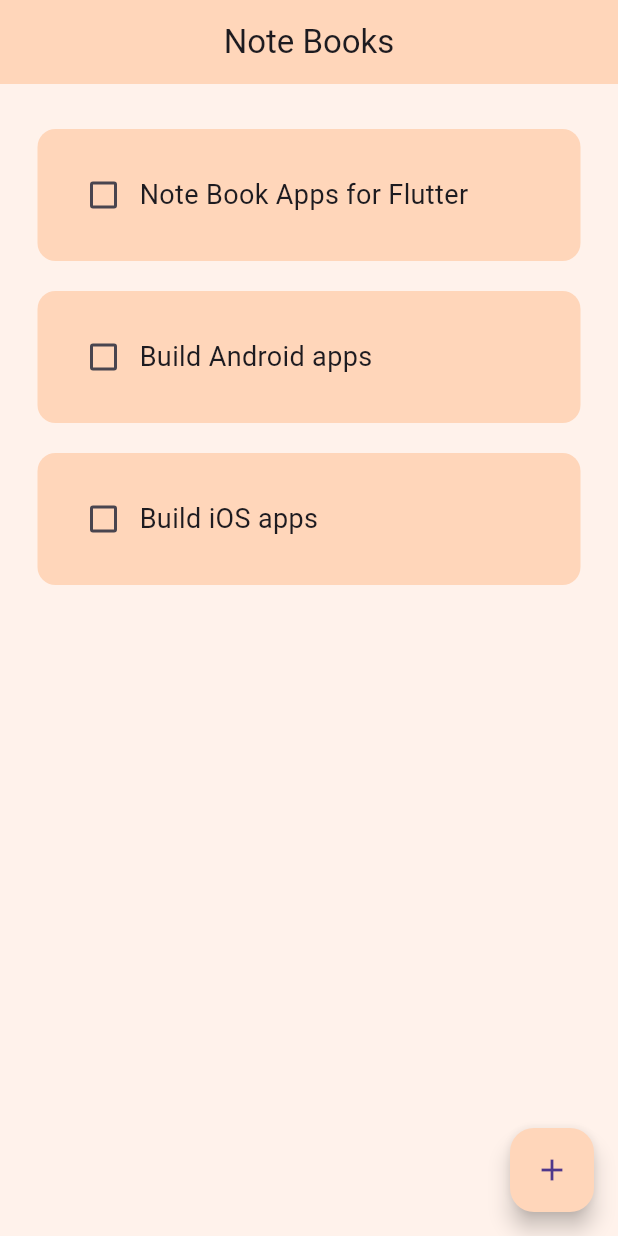
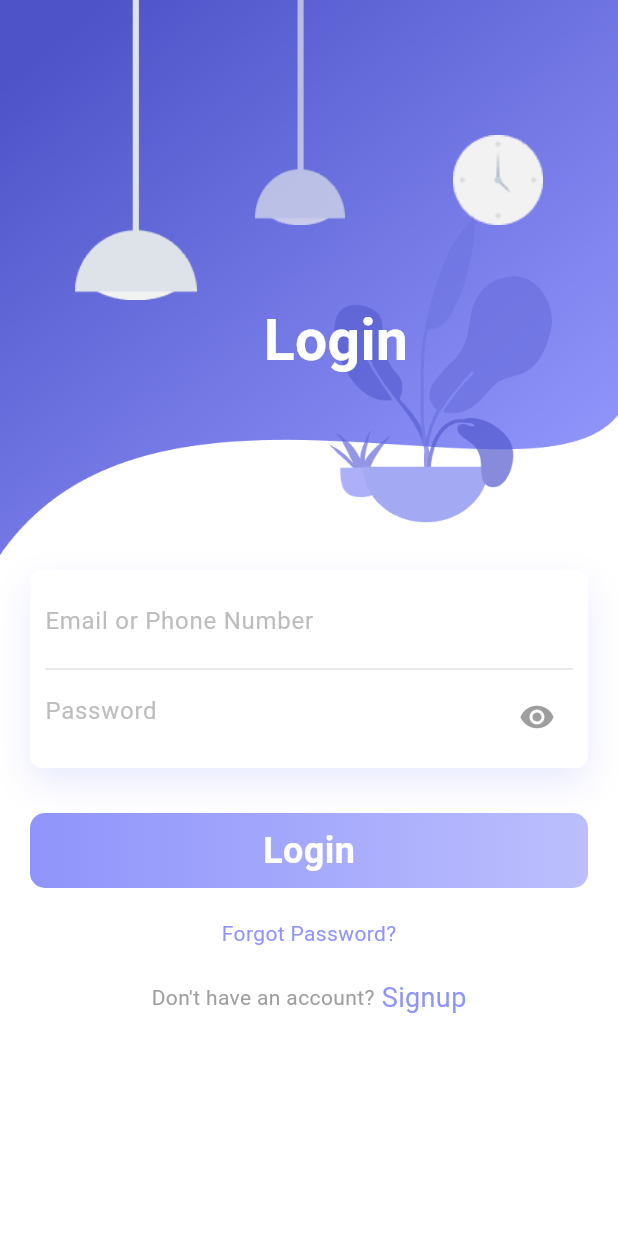
Before and after one commit to meredwan/LWN_Al_Project, a Flutter app: the screen it shows after launch, on a phone screen of 412 x 824 dp. Run offline on Flutter 3.47's test engine with Material 3 defaults, Android fonts, the phone set to English and light mode, and no system bars; drawn by our look-alikes of flutter_slidable.

Commit message:
first Commit

```diff
--- /dev/null
+++ b/lib/app.dart
@@ -0,0 +1,20 @@
+import 'package:assignment/screens/Login_page.dart';
+import 'package:flutter/material.dart';
+
+class LogInApp extends StatelessWidget {
+  const LogInApp({super.key});
+
+  @override
+  Widget build(BuildContext context) {
+    return MaterialApp(
+      theme: ThemeData(
+        inputDecorationTheme: InputDecorationTheme(
+          border: InputBorder.none,
+          hintStyle: TextStyle(color: Colors.grey[400]),
+        ),
+      ),
+      debugShowCheckedModeBanner: false,
+      home: LoginPage(),
+    );
+  }
+}
--- a/lib/main.dart
+++ b/lib/main.dart
@@ -1,7 +1,6 @@
-
-import 'package:assignment/notebook_app.dart';
+import 'package:assignment/app.dart';
 import 'package:flutter/material.dart';
 
 void main() {
-  runApp(const NoteBook());
+  runApp(const LogInApp());
 }
--- a/lib/notebook_app.dart
+++ /dev/null
@@ -1,11 +0,0 @@
-import 'package:assignment/screens/home_view.dart';
-import 'package:flutter/material.dart';
-
-class NoteBook extends StatelessWidget {
-  const NoteBook({super.key});
-
-  @override
-  Widget build(BuildContext context) {
-    return MaterialApp(home: HomeView(), debugShowCheckedModeBanner: false);
-  }
-}
--- /dev/null
+++ b/lib/screens/Login_page.dart
@@ -0,0 +1,168 @@
+import 'package:flutter/material.dart';
+
+class LoginPage extends StatefulWidget {
+  const LoginPage({super.key});
+
+  @override
+  State<LoginPage> createState() => _LoginPageState();
+}
+
+class _LoginPageState extends State<LoginPage> {
+  bool Isvisibility = true;
+
+  @override
+  Widget build(BuildContext context) {
+    return Scaffold(
+      backgroundColor: Colors.white,
+      body: SingleChildScrollView(
+        child: Column(
+          children: [
+            _buildStackImage(),
+            _buildTextFild(),
+            _LogingButton(),
+            Text(
+              "Forgot Password?",
+              style: TextStyle(color: Color.fromRGBO(143, 148, 251, 1)),
+            ),
+            SizedBox(height: 20),
+            Row(
+              mainAxisAlignment: MainAxisAlignment.center,
+              children: [
+                Row(
+                  children: [
+                    Text(
+                      "Don't have an account?",
+                      style: TextStyle(color: Colors.grey),
+                    ),
+                  ],
+                ),
+                Row(
+                  children: [
+                    Text(
+                      " Signup",
+                      style: TextStyle(
+                        color: Color.fromRGBO(143, 148, 251, 1),
+                        fontSize: 18,
+                      ),
+                    ),
+                  ],
+                ),
+              ],
+            ),
+          ],
+        ),
+      ),
+    );
+  }
+
+  Widget _LogingButton() {
+    return Container(
+      margin: EdgeInsets.all(20),
+      padding: EdgeInsets.all(5),
+      height: 50,
+      decoration: BoxDecoration(
+        borderRadius: BorderRadius.circular(10),
+        gradient: LinearGradient(
+          colors: [
+            Color.fromRGBO(143, 148, 251, 1),
+            Color.fromRGBO(143, 148, 251, .6),
+          ],
+        ),
+      ),
+      child: Center(
+        child: Text(
+          "Login",
+          style: TextStyle(
+            fontSize: 24,
+            color: Colors.white,
+            fontWeight: FontWeight.bold,
+          ),
+        ),
+      ),
+    );
+  }
+
+  Widget _buildTextFild() {
+    return Padding(
+      padding: EdgeInsets.symmetric(horizontal: 20, vertical: 10),
+      child: Container(
+        padding: EdgeInsets.all(10),
+        decoration: BoxDecoration(
+          color: Colors.white,
+          borderRadius: BorderRadius.circular(8),
+          boxShadow: [
+            BoxShadow(
+              color: Color.fromRGBO(143, 148, 251, .2),
+              blurRadius: 20.0,
+              offset: Offset(0, 10),
+            ),
+          ],
+        ),
+        child: Column(
+          children: [
+            TextFormField(
+              decoration: InputDecoration(hintText: "Email or Phone Number"),
+            ),
+            Divider(thickness: 0.5),
+            TextFormField(
+              obscureText: true,
+              decoration: InputDecoration(
+                suffixIcon: Icon(Icons.visibility, color: Colors.grey),
+                hintText: "Password",
+              ),
+            ),
+          ],
+        ),
+      ),
+    );
+  }
+
+  Widget _buildStackImage() {
+    return Stack(
+      children: [
+        Container(
+          height: 370,
+          width: double.infinity,
+          decoration: BoxDecoration(
+            image: DecorationImage(
+              image: AssetImage("assets/images/background.png"),
+              fit: BoxFit.fill,
+            ),
+          ),
+        ),
+        Positioned(
+          height: 200,
+          left: 50,
+          child: Image(image: AssetImage("assets/images/light-1.png")),
+        ),
+        Positioned(
+          height: 150,
+          left: 170,
+          child: Image(image: AssetImage("assets/images/light-2.png")),
+        ),
+        Positioned(
+          height: 60,
+          width: 60,
+          right: 50,
+          top: 90,
+          child: Image(
+            image: AssetImage("assets/images/clock.png"),
+            fit: BoxFit.fill,
+          ),
+        ),
+        Positioned(
+          right: 140,
+          top: 200,
+          child: Text(
+            "Login",
+            style: TextStyle(
+              fontSize: 38,
+              color: Colors.white,
+              fontWeight: FontWeight.bold,
+            ),
+          ),
+        ),
+      ],
+    );
+  }
+}
--- a/lib/screens/home_view.dart
+++ /dev/null
@@ -1,101 +0,0 @@
-import 'package:assignment/screens/noteBook_list.dart';
-import 'package:assignment/widgets/alert_dialog.dart';
-import 'package:flutter/material.dart';
-
-class HomeView extends StatefulWidget {
-  const HomeView({super.key});
-
-  @override
-  State<HomeView> createState() => _HomeViewState();
-}
-
-class _HomeViewState extends State<HomeView> {
-  TextEditingController newTaskController = TextEditingController();
-  List toDo_List = [
-    ["Note Book Apps for Flutter", false],
-    ["Build Android apps", false],
-    ["Build iOS apps", false],
-  ];
-
-  void checkedboxChanged(bool? value, int index) {
-    setState(() {
-      toDo_List[index][1] = !toDo_List[index][1];
-    });
-  }
-
-  void clearTextField() {
-    newTaskController.clear();
-  }
-
-  void saveTask() {
-    if (newTaskController.text.trim().isEmpty) {
-      ScaffoldMessenger.of(context).showSnackBar(
-        SnackBar(
-          backgroundColor: Color(0XFFFFD6BA),
-          content: Text(
-            "Task cannot be empty",
-            style: TextStyle(color: Colors.black),
-          ),
-        ),
-      );
-      Navigator.of(context).pop();
-    } else {
-      setState(() {
-        toDo_List.add([newTaskController.text.trim(), false]);
-      });
-      Navigator.of(context).pop();
-      clearTextField();
-    }
-  }
-
-  void createNewTask() {
-    showDialog(
-      context: context,
-      builder: (context) {
-        return Dialogbox(
-          controller: newTaskController,
-          save: saveTask,
-          cancel: () => Navigator.pop(context),
-        );
-      },
-    );
-  }
-
-  void deleteTask(int index) {
-    setState(() {
-      toDo_List.removeAt(index);
-    });
-  }
-
-  @override
-  Widget build(BuildContext context) {
-    return Scaffold(
-      backgroundColor: Color(0XFFFFF2EB),
-      appBar: AppBar(
-        backgroundColor: Color(0XFFFFD6BA),
-        title: Text("Note Books"),
-        centerTitle: true,
-        elevation: 0,
-      ),
-      body: Padding(
-        padding: const EdgeInsets.symmetric(horizontal: 15, vertical: 20),
-        child: ListView.builder(
-          itemCount: toDo_List.length,
-          itemBuilder: (context, index) {
-            return NotebookList(
-              taskName: toDo_List[index][0],
-              taskCompleted: toDo_List[index][1],
-              onChange: (value) => checkedboxChanged(value, index),
-              delete: (p0) => deleteTask(index),
-            );
-          },
-        ),
-      ),
-      floatingActionButton: FloatingActionButton(
-        backgroundColor: Color(0XFFFFD6BA),
-        onPressed: createNewTask,
-        child: Icon(Icons.add),
-      ),
-    );
-  }
-}
--- a/lib/screens/noteBook_list.dart
+++ /dev/null
@@ -1,66 +0,0 @@
-import 'package:flutter/material.dart';
-import 'package:flutter_slidable/flutter_slidable.dart';
-
-class NotebookList extends StatelessWidget {
-  final String taskName;
-  final bool taskCompleted;
-  final Function(bool?)? onChange;
-  final Function(BuildContext)? delete;
-
-  const NotebookList({
-    super.key,
-    required this.taskName,
-    required this.taskCompleted,
-    required this.onChange,
-    required this.delete,
-  });
-
-  @override
-  Widget build(BuildContext context) {
-    return Slidable(
-      endActionPane: ActionPane(
-        motion: StretchMotion(),
-        children: [
-          SlidableAction(
-            foregroundColor: Colors.white,
-            label: "delete",
-            onPressed: delete,
-            flex: 1,
-            icon: Icons.delete_outline,
-            backgroundColor: Colors.red,
-            borderRadius: BorderRadius.circular(20),
-          ),
-        ],
-      ),
-      child: Container(
-        margin: EdgeInsets.all(10),
-        padding: EdgeInsets.all(20),
-        decoration: BoxDecoration(
-          borderRadius: BorderRadius.circular(12),
-          color: Color(0XFFFFD6BA),
-        ),
-        child: Row(
-          children: [
-            Checkbox(
-              checkColor: Colors.black,
-              activeColor: Colors.white,
-              value: taskCompleted,
-              onChanged: onChange,
-            ),
-            //task name
-            Text(
-              taskName,
-              style: TextStyle(
-                fontSize: 18,
-                decoration:
-                    taskCompleted
-                        ? TextDecoration.lineThrough
-                        : TextDecoration.none,
-              ),
-            ),
-          ],
-        ),
-      ),
-    );
-  }
-}
--- a/lib/widgets/alert_dialog.dart
+++ /dev/null
@@ -1,68 +0,0 @@
-import 'dart:async';
-
-import 'package:flutter/material.dart';
-
-class Dialogbox extends StatelessWidget {
-  final controller;
-  VoidCallback save;
-  VoidCallback cancel;
-
-  Dialogbox({
-    super.key,
-    required this.controller,
-    required this.save,
-    required this.cancel,
-  });
-
-  @override
-  Widget build(BuildContext context) {
-    return AlertDialog(
-      backgroundColor: Color(0XFFFFF2EB),
-      content: Container(
-        padding: EdgeInsets.all(5),
-        height: 150,
-        child: Column(
-          children: [
-            TextFormField(
-               controller: controller,
-              decoration: InputDecoration(
-                hintText: "Add a New Task",
-                border: OutlineInputBorder(),
-              ),
-            ),
-            SizedBox(height: 20),
-            Row(
-              mainAxisAlignment: MainAxisAlignment.end,
-              children: [
-                buildButton("Save", save),
-                SizedBox(width: 10),
-                buildButton("Cancel", cancel),
-              ],
-            ),
-          ],
-        ),
-      ),
-    );
-  }
-
-  Widget buildButton(String text, VoidCallback onTap) {
-    return InkWell(
-      onTap: onTap,
-      child: Container(
-        padding: EdgeInsets.all(8),
-        decoration: BoxDecoration(
-          boxShadow: [
-            BoxShadow(
-              color: Colors.black12,
-              offset: Offset(1, 5),
-              blurRadius: 5,
-            ),
-          ],
-          borderRadius: BorderRadius.circular(5),
-          color: Color(0XFFFFD6BA),
-        ),
-        child: Text(text, style: TextStyle(fontSize: 18)),
-      ),
-    );
-  }
-}
--- a/pubspec.yaml
+++ b/pubspec.yaml
@@ -59,6 +59,8 @@ flutter:
   uses-material-design: true
 
   # To add assets to your application, add an assets section, like this:
+  assets:
+    - assets/images/
   # assets:
   #   - images/a_dot_burr.jpeg
   #   - images/a_dot_ham.jpeg
```
Also changed, not shown: assets/images/background.png (added), assets/images/clock.png (added), assets/images/light-1.png (added), assets/images/light-2.png (added), 1 other file.
